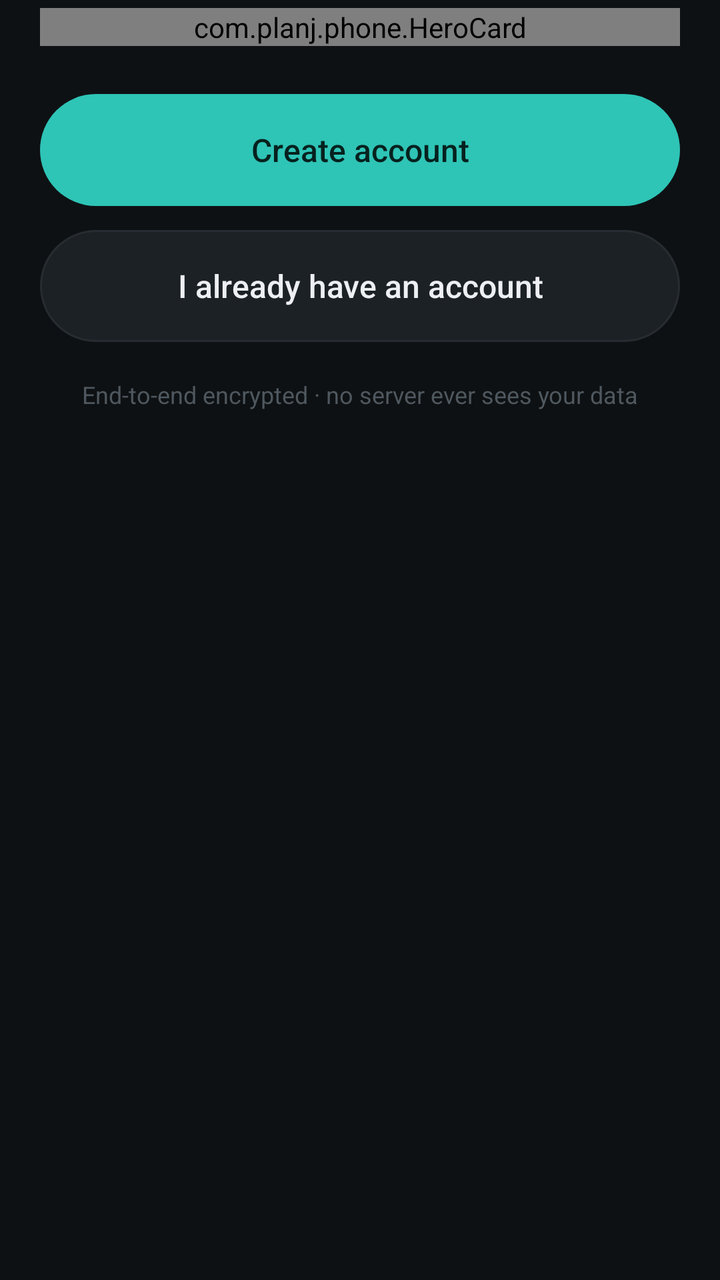
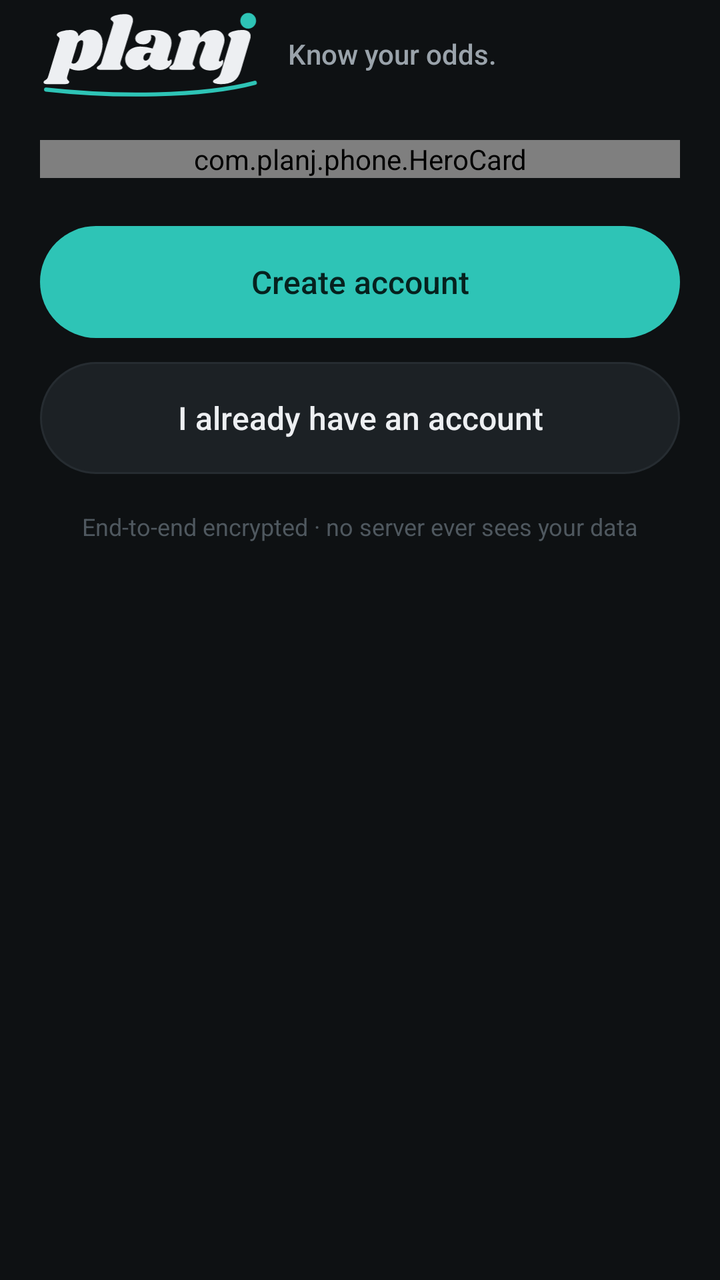

Two renders of the same Android screen: before a commit and after it. Below are the layout's source before the change and the commit's diff.
<!-- AndroidManifest.xml: application theme Theme.Planj -->
<!-- res/layout/screen_welcome.xml -->
<?xml version="1.0" encoding="utf-8"?>
<LinearLayout xmlns:android="http://schemas.android.com/apk/res/android"
    xmlns:app="http://schemas.android.com/apk/res-auto"
    android:layout_width="match_parent"
    android:layout_height="wrap_content"
    android:orientation="vertical"
    android:paddingHorizontal="20dp"
    android:paddingTop="4dp"
    android:paddingBottom="32dp">

    <com.planj.phone.HeroCard
        android:id="@+id/hero"
        android:layout_width="match_parent"
        android:layout_height="wrap_content"
        app:heroHeadline="Your life,\nforecast honestly"
        app:heroHeight="260dp"
        app:heroSlot="welcome"
        app:heroSubline="planj learns from what you actually do and tells you the odds for tomorrow — with the one thing that would change them." />

    <Button android:id="@+id/btn_create" style="@style/Auth.Primary" android:text="Create account" />
    <Button android:id="@+id/btn_signin" style="@style/Auth.Secondary" android:text="I already have an account" />

    <TextView android:layout_width="match_parent" android:layout_height="wrap_content" android:layout_marginTop="18dp" android:gravity="center" android:text="End-to-end encrypted · no server ever sees your data" android:textColor="@color/idle" android:textSize="12sp" />
</LinearLayout>
<!-- resources referenced by this layout -->
<resources>
  <color name="idle">#4F585F</color>
  <style name="Auth.Primary" parent="Pill.Primary">
          <item name="android:layout_marginTop">24dp</item>
      </style>
  <style name="Auth.Secondary" parent="Pill.Secondary">
          <item name="android:layout_marginTop">12dp</item>
      </style>
  <style name="Pill.Primary">
          <item name="android:background">@drawable/btn_primary</item>
          <item name="android:textColor">@color/on_accent</item>
      </style>
  <style name="Pill.Secondary">
          <item name="android:background">@drawable/btn_secondary</item>
          <item name="android:textColor">@color/text</item>
      </style>
  <color name="bg">#0E1113</color>
  <color name="accent">#2EC4B6</color>
  <color name="text">#EDEFF2</color>
  <color name="muted">#9AA3AB</color>
  <style name="PageTransitions" parent="@android:style/Animation.Activity">
          <item name="android:activityOpenEnterAnimation">@anim/slide_in_right</item>
          <item name="android:activityOpenExitAnimation">@anim/slide_out_left</item>
          <item name="android:activityCloseEnterAnimation">@anim/slide_in_left</item>
          <item name="android:activityCloseExitAnimation">@anim/slide_out_right</item>
      </style>
  <!-- drawable splash_pj_animated (drawable) -->
  <?xml version="1.0" encoding="utf-8"?>
  <animated-vector xmlns:android="http://schemas.android.com/apk/res/android" android:drawable="@drawable/splash_pj">
      <target android:name="letters" android:animation="@animator/pj_letters_in" />
      <target android:name="lean" android:animation="@animator/pj_lean_in" />
      <target android:name="tail" android:animation="@animator/pj_swash_draw" />
      <target android:name="dotGroup" android:animation="@animator/pj_dot_drop" />
      <target android:name="dot" android:animation="@animator/pj_dot_show" />
  </animated-vector>
  <!-- drawable btn_primary (drawable) -->
  <?xml version="1.0" encoding="utf-8"?>
  <ripple xmlns:android="http://schemas.android.com/apk/res/android" android:color="@color/ripple">
      <item>
          <selector>
              <item android:state_enabled="false">
                  <shape android:shape="rectangle">
                      <solid android:color="@color/accent_dim" />
                      <corners android:radius="999dp" />
                  </shape>
              </item>
              <item>
                  <shape android:shape="rectangle">
                      <solid android:color="@color/accent" />
                      <corners android:radius="999dp" />
                  </shape>
              </item>
          </selector>
      </item>
  </ripple>
  <color name="on_accent">#06211E</color>
  <!-- drawable btn_secondary (drawable) -->
  <?xml version="1.0" encoding="utf-8"?>
  <ripple xmlns:android="http://schemas.android.com/apk/res/android" android:color="@color/ripple">
      <item>
          <shape android:shape="rectangle">
              <solid android:color="@color/surface_alt" />
              <corners android:radius="999dp" />
              <stroke android:width="1dp" android:color="@color/border" />
          </shape>
      </item>
  </ripple>
  <color name="ripple">#22FFFFFF</color>
  <color name="accent_dim">#1F5F5A</color>
  <color name="surface_alt">#1C2125</color>
  <color name="border">#262C31</color>
  <!-- unchanged entries left out for length: 2 -->
</resources>

<!-- the commit's change to res/layout/screen_welcome.xml (unified diff, before → after) -->
@@ -7,6 +7,30 @@
     android:paddingHorizontal="20dp"
     android:paddingTop="4dp"
     android:paddingBottom="32dp">
+
+    <LinearLayout
+        android:layout_width="match_parent"
+        android:layout_height="wrap_content"
+        android:layout_marginBottom="20dp"
+        android:gravity="center_vertical"
+        android:orientation="horizontal">
+
+        <ImageView
+            android:layout_width="112dp"
+            android:layout_height="46dp"
+            android:contentDescription="planj"
+            android:scaleType="fitStart"
+            android:src="@drawable/wordmark_planj" />
+
+        <TextView
+            android:layout_width="wrap_content"
+            android:layout_height="wrap_content"
+            android:layout_marginStart="12dp"
+            android:fontFamily="sans-serif-medium"
+            android:text="Know your odds."
+            android:textColor="@color/muted"
+            android:textSize="14sp" />
+    </LinearLayout>
 
     <com.planj.phone.HeroCard
         android:id="@+id/hero"
<!-- resource entries referenced after the edit -->
@@ -19,6 +19,7 @@
   <color name="accent">#2EC4B6</color>
   <color name="text">#EDEFF2</color>
   <color name="muted">#9AA3AB</color>
+  <!-- drawable wordmark_planj: vector/xml drawable (drawable, 4081 chars, omitted) -->
   <style name="PageTransitions" parent="@android:style/Animation.Activity">
           <item name="android:activityOpenEnterAnimation">@anim/slide_in_right</item>
           <item name="android:activityOpenExitAnimation">@anim/slide_out_left</item>
